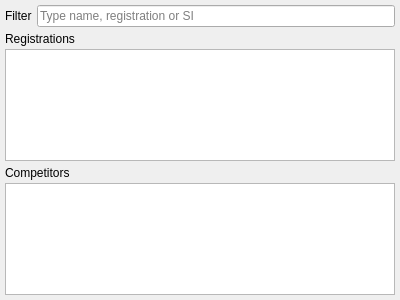
Qt form quickevent/app/plugins/qml/Relays/src/addlegdialogwidget.ui (Quick-Event/quickbox) before a commit.
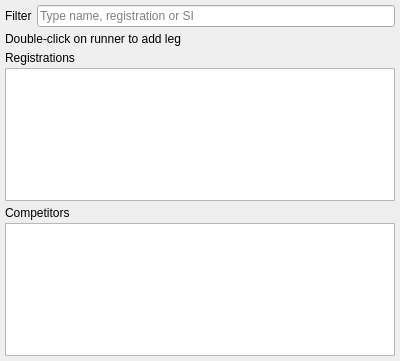
The same form after that commit. Custom widgets are drawn as their Qt base class.

Commit message: QE: Add leg widget shows temporary status to inform user that leg was added

```diff
--- a/quickevent/app/plugins/qml/Relays/src/addlegdialogwidget.ui
+++ b/quickevent/app/plugins/qml/Relays/src/addlegdialogwidget.ui
@@ -7,13 +7,13 @@
     <x>0</x>
     <y>0</y>
     <width>400</width>
-    <height>300</height>
+    <height>361</height>
    </rect>
   </property>
   <property name="windowTitle">
    <string>Form</string>
   </property>
-  <layout class="QVBoxLayout" name="verticalLayout" stretch="0,0,0">
+  <layout class="QVBoxLayout" name="verticalLayout" stretch="0,0,0,0">
    <property name="spacing">
     <number>5</number>
    </property>
@@ -50,6 +50,13 @@
      </item>
     </layout>
    </item>
+   <item>
+    <widget class="QLabel" name="lblStatus">
+     <property name="text">
+      <string>Double-click on runner to add leg</string>
+     </property>
+    </widget>
+   </item>
    <item>
     <layout class="QVBoxLayout" name="verticalLayout_3">
      <property name="spacing">
```
The commit also changes 2 other files.
